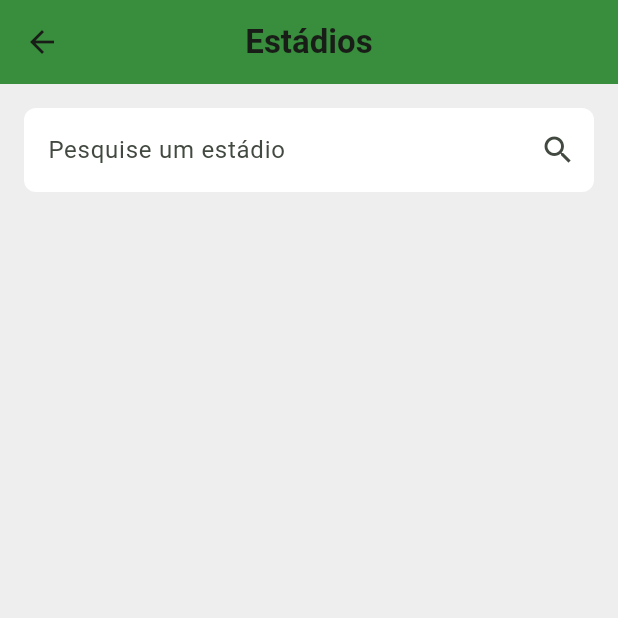
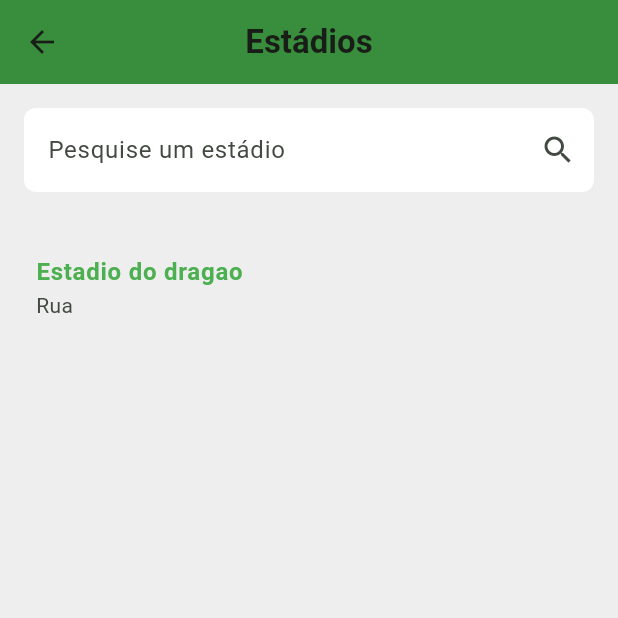
Before and after one commit to manelneto/FootLinker, a Flutter app: the VenuesPage screen opened directly, on a phone screen of 412 x 824 dp, the top half of it. Run offline on Flutter 3.47's test engine with Material 2 defaults, Android fonts, the phone set to English and light mode, and no system bars; our stand-ins replace cloud_firestore, firebase_core, google_maps_flutter; accounts and stored records are empty; network calls fail.

Commit message:
Pesquisa por estádio funcionando

```diff
--- a/app/lib/view/pages/venues_page.dart
+++ b/app/lib/view/pages/venues_page.dart
@@ -2,6 +2,7 @@ import 'package:app/view/widgets/venue_widget.dart';
 import 'package:flutter/material.dart';
 import '../../model/team.dart';
 import '../../controller/team_fetcher.dart';
+import '../../model/venue.dart';
 
 class VenuesPage extends StatefulWidget {
   const VenuesPage({super.key});
@@ -12,6 +13,18 @@ class VenuesPage extends StatefulWidget {
 
 class _VenuesPageState extends State<VenuesPage> {
   late Future<Team> futureTeam;
+
+  static List<Venue> main_venue_list = [
+    Venue(id: 0, name: 'Estadio do dragao', address: 'Rua', city: 'Porto', capacity: 50000, surface: 'n sei', image: 'n sei'),
+  ];
+
+  List<Venue> display_list = List.from(main_venue_list);
+
+  void updateList(String value) {
+    setState(() {
+      display_list = main_venue_list.where((element) => element.name!.toLowerCase().contains(value.toLowerCase())).toList();
+    });
+  }
 
   @override
   void initState() {
@@ -35,7 +48,10 @@ class _VenuesPageState extends State<VenuesPage> {
       ),
       body: Padding(
         padding: EdgeInsets.all(16),
-        child: TextField(
+        child: Column(
+          children: [
+            TextField(
+              onChanged: (value) => updateList(value),
               style: TextStyle(
                 color: Colors.black,
               ),
@@ -49,6 +65,25 @@ class _VenuesPageState extends State<VenuesPage> {
                 hintText: 'Pesquise um estádio',
                 suffixIcon: Icon(Icons.search),
               ),
+            ),
+            SizedBox(height:20.0,),
+            Expanded(
+                child: ListView.builder(
+                  itemCount: display_list.length,
+                  itemBuilder: (context, index) => ListTile(
+                    contentPadding: EdgeInsets.all(8.0),
+                    title: Text(
+                        display_list[index].name,
+                      style: TextStyle(
+                        color: Colors.green,
+                        fontWeight: FontWeight.bold,
+                      ),
+                    ),
+                    subtitle: Text(display_list[index].address),
+                  ),
+                ),
+            ),
+          ],
         ),
       ),
     );
```
Also changed, not shown: app/lib/view/pages/venue_page.dart (added). Lines whose indentation alone changed are shown as unchanged.
